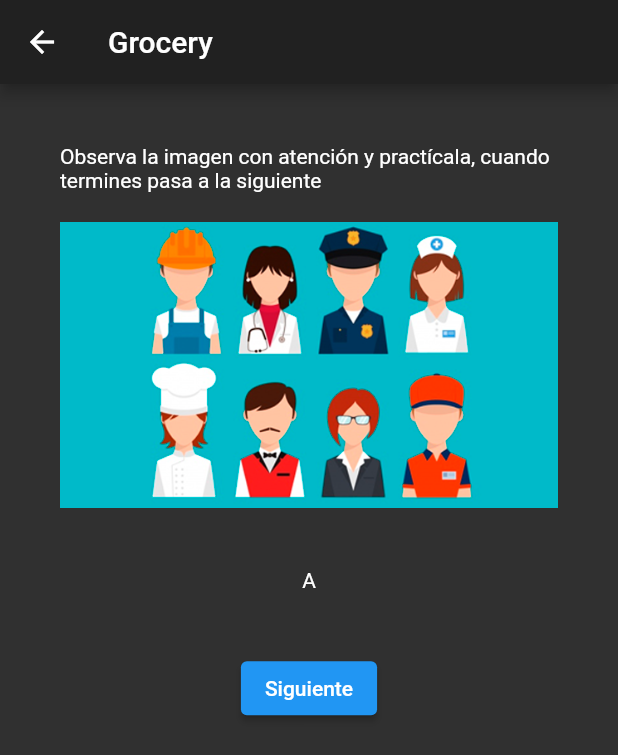
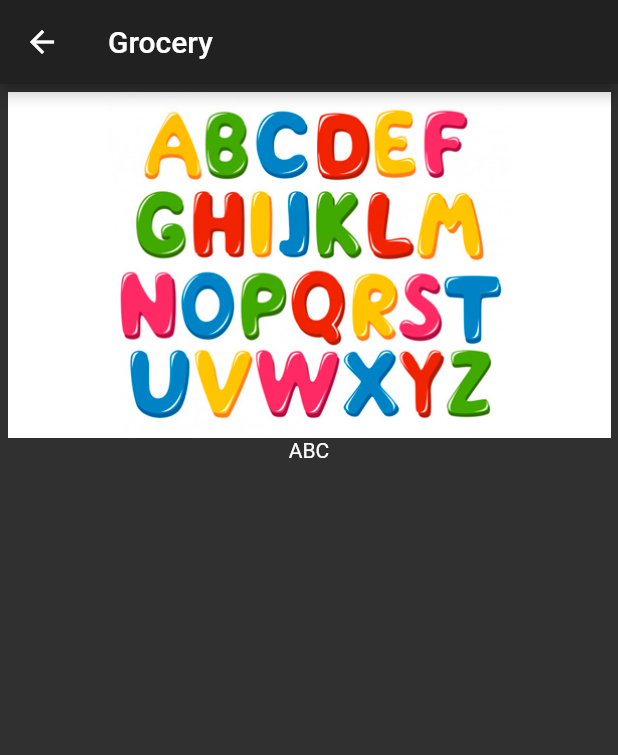
Before and after one commit to Uzueta/AppSenas, a Flutter app: the PantallaLeccion screen opened directly, on a phone screen of 412 x 824 dp. Shown: the top 755 px of the screen. Run offline on Flutter 3.47's test engine with Material 2 defaults, Android fonts, the phone set to English and light mode, and no system bars.

Commit message:
Cambios en las lecciones

```diff
--- a/lib/screens/lecciones.dart
+++ b/lib/screens/lecciones.dart
@@ -9,57 +9,98 @@ class PantallaLeccion extends StatelessWidget {
   Widget build(BuildContext context) {
     return Scaffold(
         appBar: AppBar(title: Text(this.titulo)),
-        body: Column(
-          children: [
-            Leccion(
-              palabra: 'A',
-              ruta: 'assets/jobs.png',
-            )
-          ],
-        ));
+        body: Leccion(
+            // palabra: 'A',
+            // ruta: 'assets/jobs.png',
+            ));
   }
 }
 
+// class Leccion extends StatelessWidget {
+//   final String palabra;
+//   final String ruta;
+
+//   const Leccion({Key? key, required this.palabra, required this.ruta})
+//       : super(key: key);
+
+//   @override
+//   Widget build(BuildContext context) {
+//     return Center(
+//       child: Container(
+//           padding: EdgeInsets.all(40),
+//           child: Column(children: [
+//             Container(
+//               padding: EdgeInsets.only(bottom: 20),
+//               child: Text(
+//                   'Observa la imagen con atención y practícala, cuando termines pasa a la siguiente'),
+//             ),
+//             Image.asset(ruta),
+//             Container(
+//               padding: EdgeInsets.all(40),
+//               child: Text(
+//                 this.palabra,
+//                 textAlign: TextAlign.left,
+//               ),
+//             ),
+//             // ElevatedButton(onPressed: () {}, child: Text('Siguiente'))
+//           ])),
+//     );
+//   }
+// }
+
 class Leccion extends StatelessWidget {
-  final String palabra;
-  final String ruta;
-
-  const Leccion({Key? key, required this.palabra, required this.ruta})
-      : super(key: key);
+  // const Leccion({Key key}) : super(key: key);
 
   @override
   Widget build(BuildContext context) {
-    return Center(
-      child: Container(
-          padding: EdgeInsets.all(40),
-          child: Column(children: [
-            Container(
-              padding: EdgeInsets.only(bottom: 20),
-              child: Text(
-                  'Observa la imagen con atención y practícala, cuando termines pasa a la siguiente'),
-            ),
-            Image.asset(ruta),
-            Container(
-              padding: EdgeInsets.all(40),
-              child: Text(
-                this.palabra,
-                textAlign: TextAlign.left,
+    return Container(
+      padding: EdgeInsets.all(5),
+      child: PageView.builder(
+        physics: BouncingScrollPhysics(),
+        itemCount: imagenes.length,
+        itemBuilder: (context, index) {
+          return Column(
+            children: [
+              Image.asset(
+                imagenes[index].imagePath,
               ),
-            ),
-            ElevatedButton(onPressed: () {}, child: Text('Siguiente'))
-          ])),
+              Text(
+                imagenes[index].description,
+                textAlign: TextAlign.center,
+              )
+            ],
+          );
+        },
+      ),
     );
   }
 }
 
-Widget lista() {
-  ListView lista = new ListView();
-  for (var i = 0; i < 10; i++) {
-    lista = new ListView();
-  }
-  return lista;
+// Widget lista() {
+//   ListView lista = new ListView();
+//   for (var i = 0; i < 10; i++) {
+//     lista = new ListView();
+//   }
+//   return lista;
+// }
+
+List<Imagenes> imagenes = [
+  Imagenes(imagePath: 'assets/abc.png', description: 'ABC'),
+  Imagenes(imagePath: 'assets/jobs.png', description: 'jobs'),
+  Imagenes(imagePath: 'assets/ola.png', description: 'landscape'),
+  Imagenes(imagePath: 'assets/morfin.png', description: 'morfin'),
+  Imagenes(imagePath: 'assets/naturaleza.png', description: 'naturaleza'),
+  Imagenes(imagePath: 'assets/ola.png', description: 'ola'),
+  Imagenes(imagePath: 'assets/saludos.png', description: 'saludos'),
+  Imagenes(imagePath: 'assets/ola.png', description: 'scroll-1'),
+];
+
+class Imagenes {
+  String imagePath;
+  String description;
+
+  Imagenes({required this.imagePath, required this.description});
 }
-
 // Widget botonSiguiente(){
 //   return ElevatedButton(onPressed: onPressed, child: child)
 // }
--- a/lib/widgets/card_table.dart
+++ b/lib/widgets/card_table.dart
@@ -76,7 +76,7 @@ class _SigleCard extends StatelessWidget {
               borderRadius: BorderRadius.circular(10),
               child: Image.asset(
                 ruta,
-                width: 150,
+                height: 120,
                 fit: BoxFit.cover,
               ),
             ),
```
Also changed, not shown: pubspec.lock.
